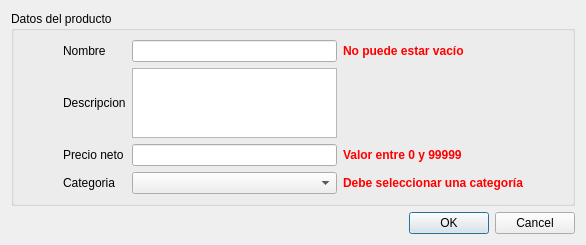
Before: the Qt Designer form nostro/admin_productos/formulario_producto.ui in manuell12/CafeNostro, drawn with Qt 5.
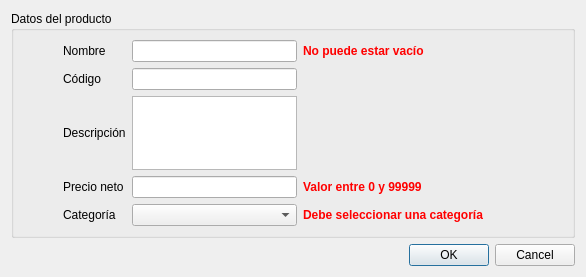
After: the same form once the commit is applied.

Commit message: modificar codigo en formulario productos

The edit to the form file:
```diff
--- a/nostro/admin_productos/formulario_producto.ui
+++ b/nostro/admin_productos/formulario_producto.ui
@@ -10,7 +10,7 @@
     <x>0</x>
     <y>0</y>
     <width>586</width>
-    <height>242</height>
+    <height>277</height>
    </rect>
   </property>
   <property name="windowTitle">
@@ -41,20 +41,10 @@
       </item>
       <item>
        <layout class="QGridLayout" name="gridLayout">
-        <item row="0" column="1">
-         <widget class="QLineEdit" name="lineEdit_nombre"/>
-        </item>
-        <item row="1" column="0">
-         <widget class="QLabel" name="label_2">
-          <property name="text">
-           <string>Descripcion</string>
-          </property>
-         </widget>
-        </item>
-        <item row="1" column="1">
+        <item row="2" column="1">
          <widget class="QTextEdit" name="lineEdit_descripcion"/>
         </item>
-        <item row="2" column="0">
+        <item row="3" column="0">
          <widget class="QLabel" name="label_verif">
           <property name="text">
            <string>Precio neto</string>
@@ -63,12 +53,18 @@
         </item>
         <item row="0" column="2">
          <widget class="QLabel" name="label_error_nombre">
+          <property name="minimumSize">
+           <size>
+            <width>220</width>
+            <height>20</height>
+           </size>
+          </property>
           <property name="text">
            <string>&lt;html&gt;&lt;head/&gt;&lt;body&gt;&lt;p&gt;&lt;span style=&quot; font-weight:600; color:#ff0000;&quot;&gt;No puede estar vacío&lt;/span&gt;&lt;/p&gt;&lt;/body&gt;&lt;/html&gt;</string>
           </property>
          </widget>
         </item>
-        <item row="1" column="2">
+        <item row="2" column="2">
          <widget class="QLabel" name="label_error_descripcion">
           <property name="text">
            <string/>
@@ -82,33 +78,72 @@
           </property>
          </widget>
         </item>
-        <item row="3" column="0">
+        <item row="4" column="0">
          <widget class="QLabel" name="label_5">
           <property name="text">
-           <string>Categoria</string>
+           <string>Categoría</string>
           </property>
          </widget>
         </item>
-        <item row="2" column="1">
-         <widget class="QLineEdit" name="lineEdit_precio_neto"/>
+        <item row="0" column="1">
+         <widget class="QLineEdit" name="lineEdit_nombre"/>
+        </item>
+        <item row="2" column="0">
+         <widget class="QLabel" name="label_2">
+          <property name="text">
+           <string>Descripción</string>
+          </property>
+         </widget>
         </item>
         <item row="3" column="1">
-         <widget class="QComboBox" name="comboBox_id_categoria"/>
+         <widget class="QLineEdit" name="lineEdit_precio_neto"/>
         </item>
-        <item row="2" column="2">
+        <item row="3" column="2">
          <widget class="QLabel" name="label_error_precio">
+          <property name="minimumSize">
+           <size>
+            <width>177</width>
+            <height>20</height>
+           </size>
+          </property>
           <property name="text">
            <string>&lt;html&gt;&lt;head/&gt;&lt;body&gt;&lt;p&gt;&lt;span style=&quot; font-weight:600; color:#ff0000;&quot;&gt;Valor entre 0 y 99999&lt;/span&gt;&lt;/p&gt;&lt;/body&gt;&lt;/html&gt;</string>
           </property>
          </widget>
         </item>
-        <item row="3" column="2">
+        <item row="4" column="1">
+         <widget class="QComboBox" name="comboBox_id_categoria"/>
+        </item>
+        <item row="4" column="2">
          <widget class="QLabel" name="label_error_categoria">
+          <property name="minimumSize">
+           <size>
+            <width>177</width>
+            <height>20</height>
+           </size>
+          </property>
           <property name="text">
            <string>&lt;html&gt;&lt;head/&gt;&lt;body&gt;&lt;p&gt;&lt;span style=&quot; font-weight:600; color:#ff0000;&quot;&gt;Debe seleccionar una categoría&lt;/span&gt;&lt;/p&gt;&lt;/body&gt;&lt;/html&gt;</string>
           </property>
          </widget>
         </item>
+        <item row="1" column="0">
+         <widget class="QLabel" name="label_3">
+          <property name="text">
+           <string>Código</string>
+          </property>
+         </widget>
+        </item>
+        <item row="1" column="1">
+         <widget class="QLineEdit" name="lineEdit_codigo"/>
+        </item>
+        <item row="1" column="2">
+         <widget class="QLabel" name="label_error_codigo">
+          <property name="text">
+           <string/>
+          </property>
+         </widget>
+        </item>
        </layout>
       </item>
       <item>
```
The commit also changes 7 other files.
